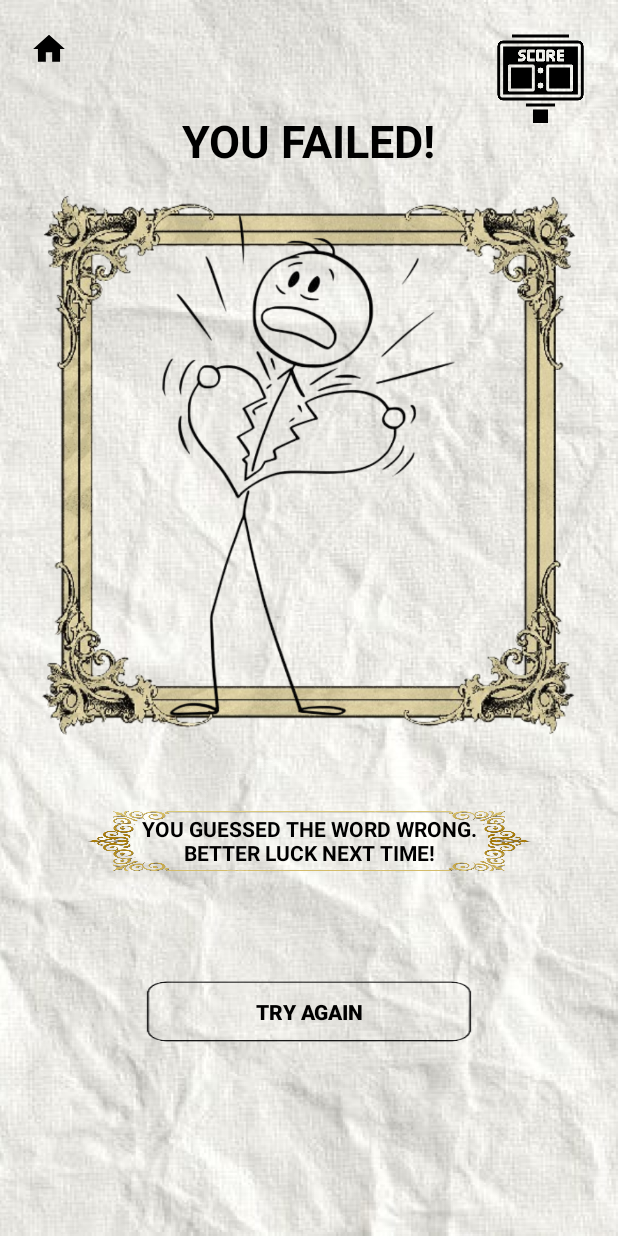
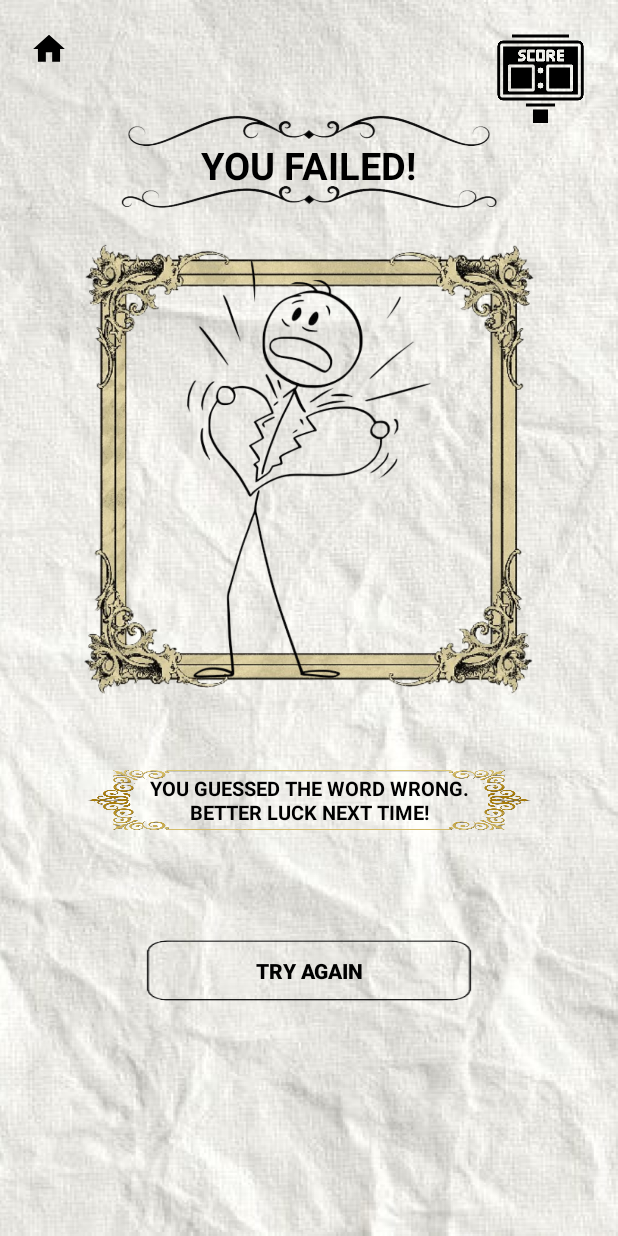
Before and after one commit to ABEJARON/HangU_game, an Android app built with Jetpack Compose: the layout activity_failed.xml on its own in the app's theme, with its tools: preview values and no code run, on a phone screen of 412 x 824 dp. Run offline under Robolectric (Android 15) with nearby library versions, the phone set to English and light mode, and no system bars.

Commit message:
updated Win&Failed

```diff
--- a/app/src/main/res/layout/activity_failed.xml
+++ b/app/src/main/res/layout/activity_failed.xml
@@ -31,37 +31,46 @@
         android:layout_alignParentTop="true"
         android:layout_margin="4dp"/>
 
-    <!-- YOU WIN! Text -->
-    <TextView
-        android:id="@+id/winText"
-        android:layout_width="wrap_content"
-        android:layout_height="wrap_content"
-        android:text="YOU FAILED!"
-        android:textSize="30sp"
-        android:textStyle="bold"
-        android:textColor="@android:color/black"
+    <!-- Header Box with "YOU FAILED" -->
+    <LinearLayout
+        android:id="@+id/headerBox"
+        android:layout_width="268dp"
+        android:layout_height="90dp"
+        android:layout_below="@id/imageViewHomeIcon"
         android:layout_centerHorizontal="true"
-        android:layout_below="@id/imageViewHomeIcon"
-        android:layout_marginTop="24dp" />
+        android:layout_marginTop="16dp"
+        android:background="@drawable/header"
+        android:gravity="center"
+        android:orientation="vertical">
+
+        <TextView
+            android:layout_width="wrap_content"
+            android:layout_height="wrap_content"
+            android:gravity="center"
+            android:text="YOU FAILED!"
+            android:textColor="@android:color/black"
+            android:textSize="25sp"
+            android:textStyle="bold" />
+    </LinearLayout>
 
     <!-- Stickman Image -->
     <ImageView
-        android:id="@+id/stickmanWinImage"
-        android:layout_width="356dp"
-        android:layout_height="360dp"
-        android:layout_below="@id/winText"
+        android:id="@+id/stickmanFailedImage"
+        android:layout_width="300dp"
+        android:layout_height="300dp"
+        android:layout_below="@id/headerBox"
         android:layout_centerHorizontal="true"
-        android:layout_marginTop="16dp"
+        android:layout_marginTop="7dp"
         android:background="@drawable/parchment_frame"
         android:scaleType="centerInside"
         android:src="@drawable/stickman_fail" />
 
-    <!-- Congrats Message Box -->
+    <!-- Congrats Box -->
     <RelativeLayout
         android:id="@+id/congratsBox"
         android:layout_width="305dp"
         android:layout_height="125dp"
-        android:layout_below="@id/stickmanWinImage"
+        android:layout_below="@id/stickmanFailedImage"
         android:layout_centerHorizontal="true"
         android:layout_marginTop="8dp"
         android:background="@drawable/congrats_box"
@@ -76,7 +85,7 @@
             android:text="YOU GUESSED THE WORD WRONG.\nBETTER LUCK NEXT TIME!"
             android:textAlignment="center"
             android:textColor="@android:color/black"
-            android:textSize="14sp"
+            android:textSize="13sp"
             android:textStyle="bold" />
     </RelativeLayout>
 
@@ -94,4 +103,5 @@
         android:textAllCaps="false"
         android:textColor="@android:color/black"
         android:textStyle="bold" />
+
 </RelativeLayout>
```
Also changed, not shown: app/src/main/res/layout/activity_win.xml (+29 -19 lines).
